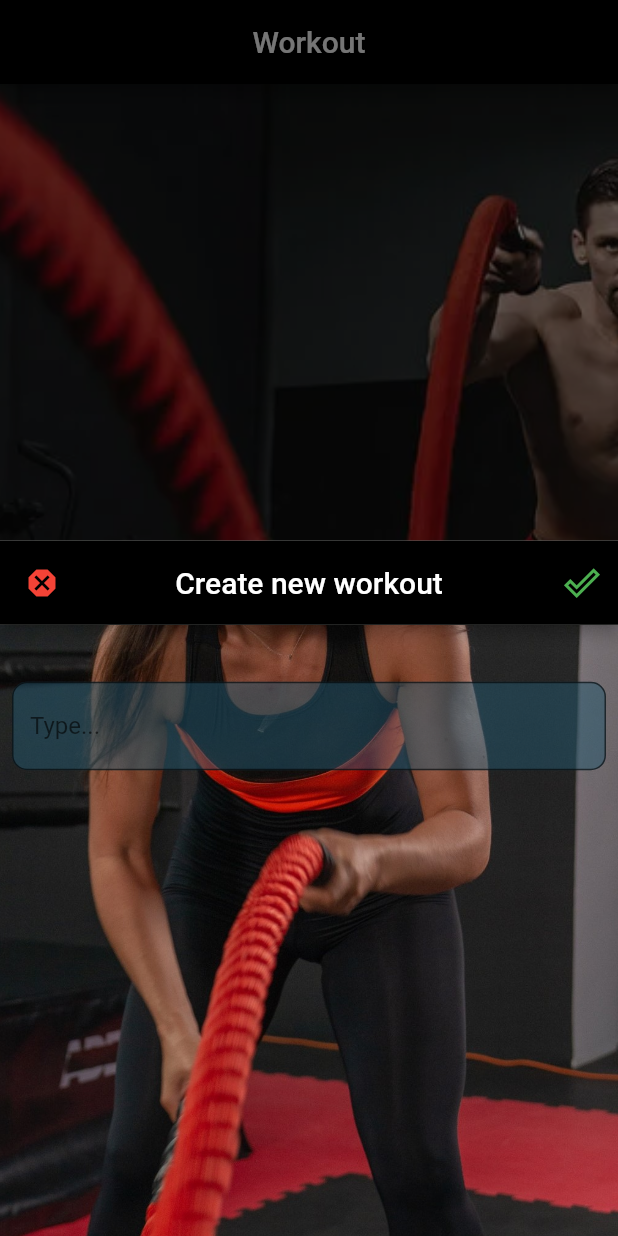
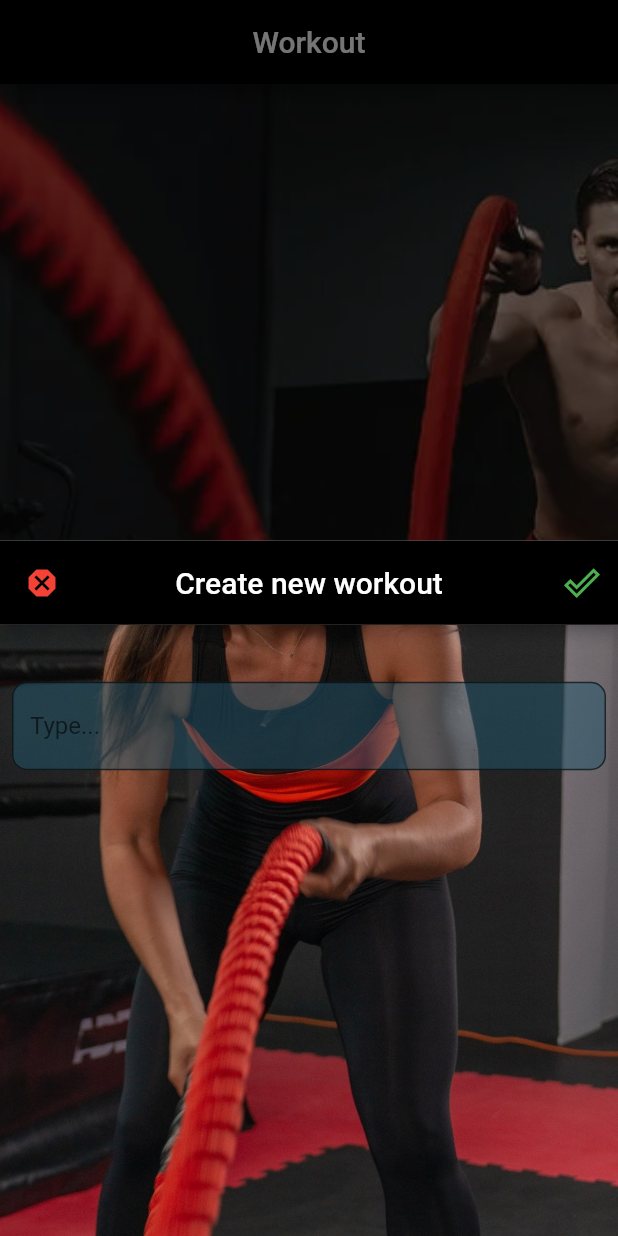
Before and after one commit to karushnikoyan/w, a Flutter app: the screen it shows after launch, after a tap on the "add" icon, on a phone screen of 412 x 824 dp. Run offline on Flutter 3.47's test engine with Material 2 defaults, Android fonts, the phone set to English and light mode, and no system bars; our stand-ins replace bloc, connectivity_plus, device_info_plus, equatable, firebase_core, firebase_remote_config and 3 more; missing offline and left inert: flutter_inappwebview; accounts and stored records are empty.

Commit message:
image fixes

```diff
--- a/lib/view/dummy/workouts_screen.dart
+++ b/lib/view/dummy/workouts_screen.dart
@@ -228,9 +228,8 @@ class DisplayWorkoutScreen extends StatelessWidget {
               ],
             ),
             backgroundColor: AppColors.modalBackground,
-            body: SingleChildScrollView(
-              child: Container(
-                height: 430,
+            body: Container(
+              height: double.infinity,
               decoration: BoxDecoration(
                 image: DecorationImage(
                     image: AssetImage(
@@ -238,6 +237,7 @@ class DisplayWorkoutScreen extends StatelessWidget {
                     ),
                     fit: BoxFit.cover),
               ),
+              child: SingleChildScrollView(
                 child: Column(
                   children: [
                     SizedBox(
```
Lines whose indentation alone changed are shown as unchanged.
